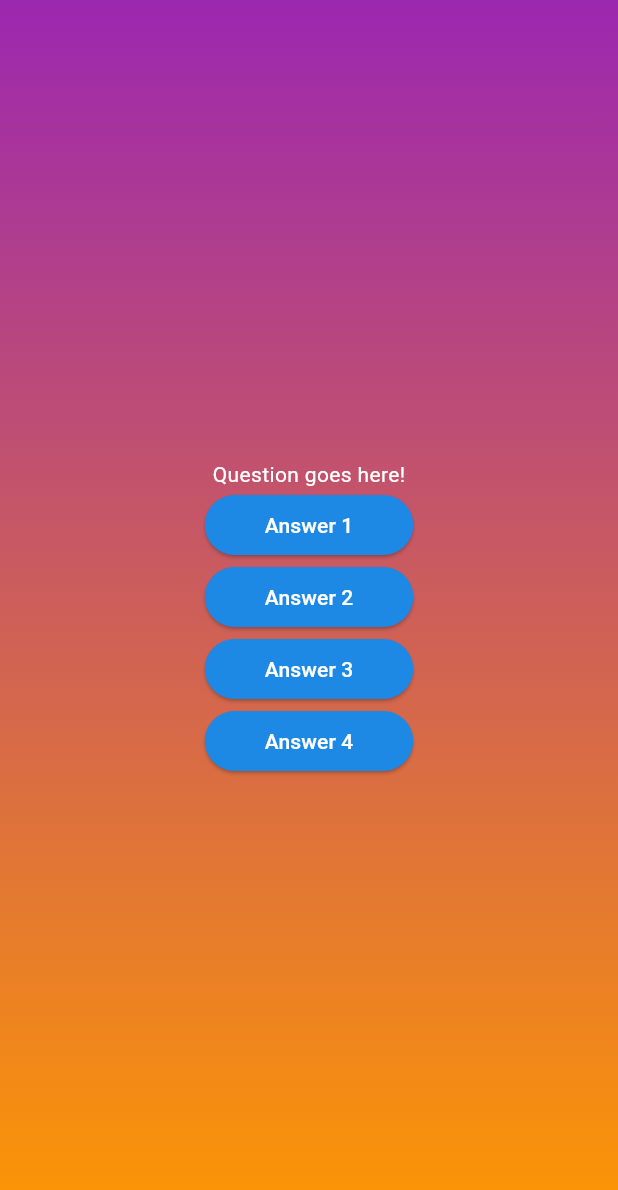
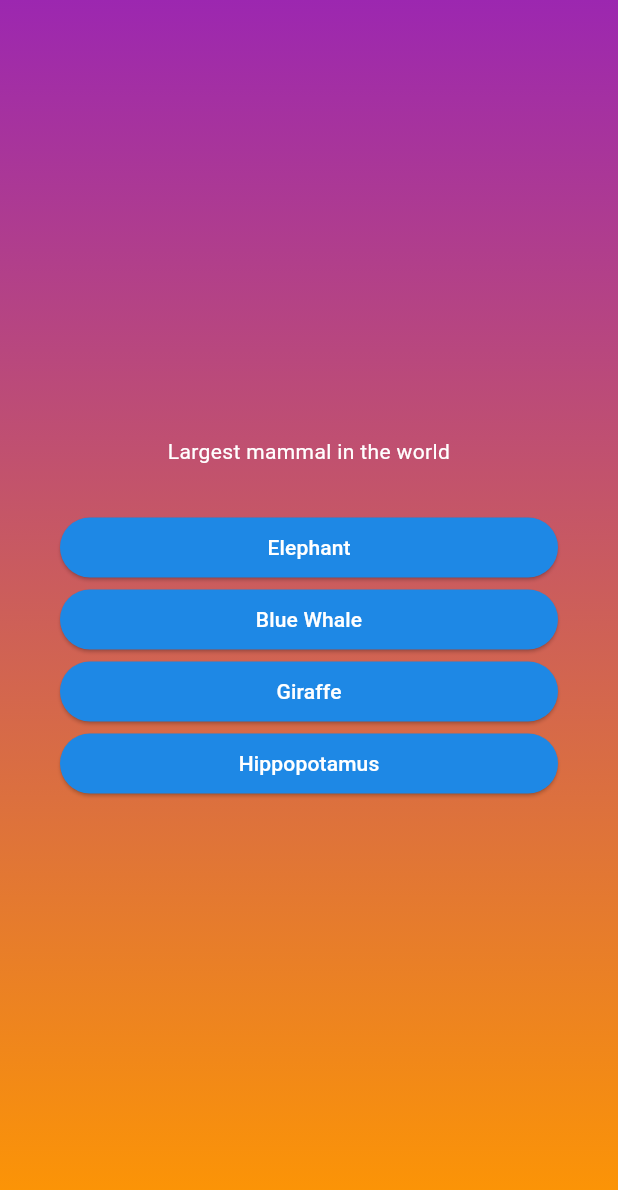
Before and after one commit to CharlesCoeder/quiz-app, a Flutter app: the screen it shows after launch, after a tap on "Start Quiz!", on a phone screen of 412 x 824 dp. Shown: the top 1190 px of the screen. Run offline on Flutter 3.47's test engine with Material 3 defaults, Android fonts, the phone set to English and light mode, and no system bars.

Commit message:
Map the questions from data

```diff
--- /dev/null
+++ b/lib/data/questions.dart
@@ -0,0 +1,31 @@
+import 'package:quiz_app/models/quiz_question.dart';
+
+const questions = [
+  QuizQuestion(
+    'Largest mammal in the world',
+    [
+      'Elephant',
+      'Blue Whale',
+      'Giraffe',
+      'Hippopotamus',
+    ],
+  ),
+  QuizQuestion(
+    'Which animal likes to wear a tuxedo?',
+    [
+      'Penguin',
+      'Polar Bear',
+      'Zebra',
+      'Turtle',
+    ],
+  ),
+  QuizQuestion(
+    'Who has the most epic beard?',
+    [
+      'Hagrid',
+      'James Harden',
+      'George Salayka',
+      'Santa Claus',
+    ],
+  ),
+];
--- /dev/null
+++ b/lib/models/quiz_question.dart
@@ -0,0 +1,7 @@
+class QuizQuestion{
+
+  const QuizQuestion(this.text, this.answers);
+
+  final String text;
+  final List<String> answers;
+}
--- a/lib/questions_screen.dart
+++ b/lib/questions_screen.dart
@@ -1,5 +1,6 @@
 import 'package:flutter/material.dart';
 import 'package:quiz_app/models/answer_button.dart';
+import 'package:quiz_app/data/questions.dart';
 
 class QuestionsScreen extends StatefulWidget {
   const QuestionsScreen({super.key});
@@ -13,32 +14,31 @@ class QuestionsScreen extends StatefulWidget {
 class _QuestionsScreenState extends State<QuestionsScreen> {
   @override
   Widget build(context) {
+    final currentQuestion = questions[0];
     return SizedBox(
       width: double.infinity,
+      child: Container(
+        margin: const EdgeInsets.all(40),
         child: Column(
           mainAxisAlignment: MainAxisAlignment.center,
+          crossAxisAlignment: CrossAxisAlignment.stretch,
           children: [
-          const Text(
-            "Question goes here!",
-            style: TextStyle(color: Colors.white),
+            Text(
+              currentQuestion.text,
+              style: const TextStyle(
+                color: Colors.white,
               ),
-          AnswerButton(
-            answerText: "Answer 1",
+              textAlign: TextAlign.center,
+            ),
+            const SizedBox(height: 30),
+            ...currentQuestion.answers.map((item) {
+              return AnswerButton(
+                answerText: item,
                 onTap: () {},
+              );
+            }),
+          ],
         ),
-          AnswerButton(
-            answerText: "Answer 2",
-            onTap: () {},
-          ),
-          AnswerButton(
-            answerText: "Answer 3",
-            onTap: () {},
-          ),
-          AnswerButton(
-            answerText: "Answer 4",
-            onTap: () {},
-          ),
-        ],
       ),
     );
   }
```
Lines whose indentation alone changed are shown as unchanged.
